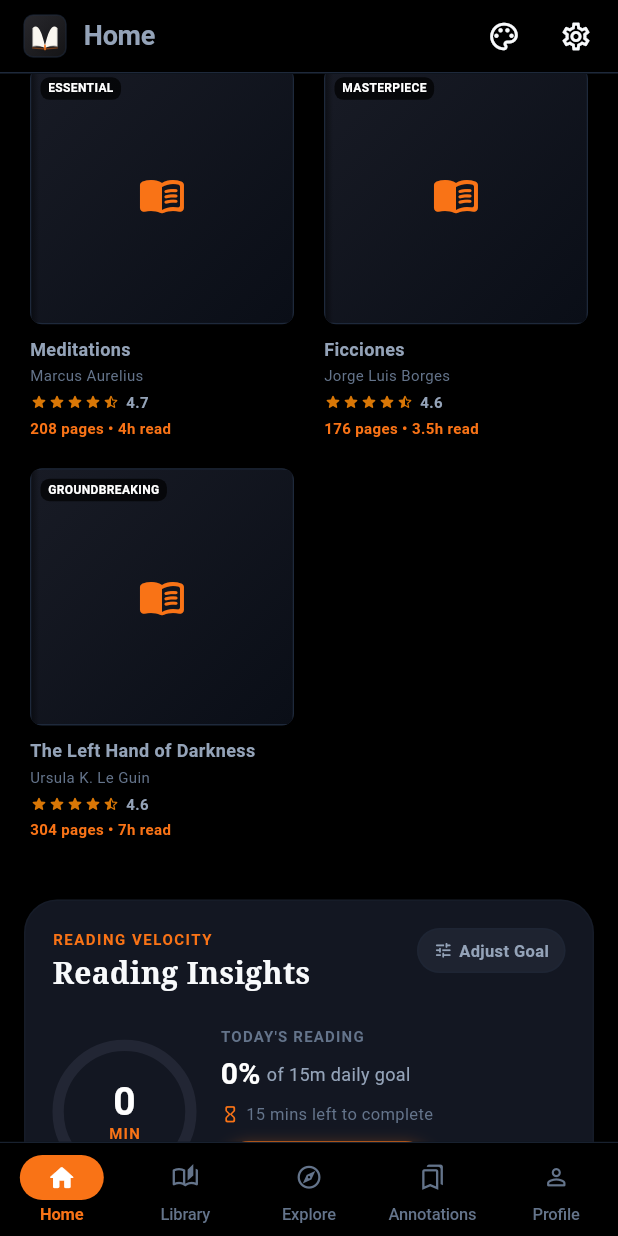
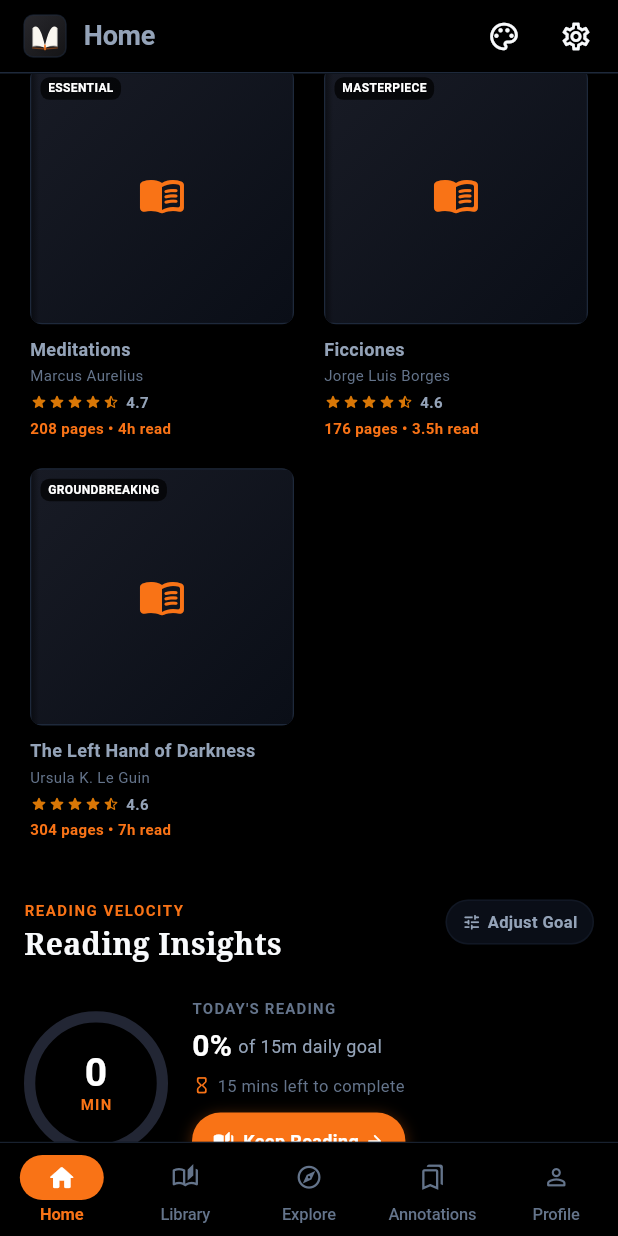
Before and after one commit to lk-03/foliate-android, a Flutter app: the screen it shows after launch, scrolled down 1152 dp, on a phone screen of 412 x 824 dp. Run offline on Flutter 3.47's test engine with Material 3 defaults, Android fonts, the phone set to English and light mode, and no system bars; our stand-ins replace file_picker, flutter_riverpod, shared_preferences, webview_flutter.

Commit message:
style(insights): render reading overview flat without card container

```diff
--- a/lib/components/reading_insights_card.dart
+++ b/lib/components/reading_insights_card.dart
@@ -3,7 +3,7 @@
 import '../models/models.dart';
 import '../theme/theme.dart';
 
-/// Comprehensive reading insights card combining a circular chronometer gauge
+/// Flat reading insights section combining a circular chronometer gauge
 /// for daily reading goals with a 7-day streak consistency tracker and
 /// annual reading challenge bar.
 class ReadingInsightsCard extends StatelessWidget {
@@ -159,28 +159,12 @@
     final targetBooks = habits.yearlyGoalBooks;
     final remainingMinutes = habits.dailyGoalMinutes - habits.todayMinutesRead;
 
-    return Container(
-      margin: const EdgeInsets.symmetric(vertical: 8.0),
-      padding: const EdgeInsets.all(18.0),
-      decoration: BoxDecoration(
-        color: const Color(0xFF131722),
-        borderRadius: BorderRadius.circular(22),
-        border: Border.all(
-          color: colors.border.withValues(alpha: 0.25),
-          width: 1.0,
-        ),
-        boxShadow: [
-          BoxShadow(
-            color: Colors.black.withValues(alpha: 0.35),
-            blurRadius: 16,
-            offset: const Offset(0, 4),
-          ),
-        ],
-      ),
+    return Padding(
+      padding: const EdgeInsets.symmetric(vertical: 8.0),
       child: Column(
         crossAxisAlignment: CrossAxisAlignment.start,
         children: [
-          // 1. Card Header Row: Category Badge + Title & Adjust Goal Action
+          // 1. Header Row: Category Badge + Title & Adjust Goal Action
           Row(
             mainAxisAlignment: MainAxisAlignment.spaceBetween,
             crossAxisAlignment: CrossAxisAlignment.start,
@@ -217,7 +201,7 @@
                   child: Container(
                     padding: const EdgeInsets.symmetric(horizontal: 10, vertical: 6),
                     decoration: BoxDecoration(
-                      color: const Color(0xFF1E2330),
+                      color: colors.inputBackground,
                       borderRadius: BorderRadius.circular(16),
                       border: Border.all(
                         color: colors.border.withValues(alpha: 0.35),
@@ -417,7 +401,7 @@
 
           // 3. Keep Reading Strip (from Bar Version reference)
           if (activeBook != null) ...[
-            const SizedBox(height: 14),
+            const SizedBox(height: 16),
             Material(
               color: Colors.transparent,
               child: InkWell(
@@ -426,10 +410,10 @@
                 child: Container(
                   padding: const EdgeInsets.symmetric(horizontal: 12, vertical: 9),
                   decoration: BoxDecoration(
-                    color: const Color(0xFF161A24),
+                    color: colors.inputBackground,
                     borderRadius: BorderRadius.circular(12),
                     border: Border.all(
-                      color: colors.border.withValues(alpha: 0.2),
+                      color: colors.border.withValues(alpha: 0.25),
                     ),
                   ),
                   child: Row(
@@ -484,23 +468,16 @@
             ),
           ],
 
-          const SizedBox(height: 14),
+          const SizedBox(height: 18),
 
           // 4. Day Streak Section (S M T W T F S with Checkmarks and Streak Flame)
           Material(
             color: Colors.transparent,
             child: InkWell(
               onTap: () => _showDailyGoalDialog(context),
-              borderRadius: BorderRadius.circular(16),
-              child: Container(
-                padding: const EdgeInsets.symmetric(horizontal: 14, vertical: 12),
-                decoration: BoxDecoration(
-                  color: const Color(0xFF151822),
-                  borderRadius: BorderRadius.circular(16),
-                  border: Border.all(
-                    color: colors.border.withValues(alpha: 0.2),
-                  ),
-                ),
+              borderRadius: BorderRadius.circular(14),
+              child: Padding(
+                padding: const EdgeInsets.symmetric(vertical: 4.0),
                 child: Column(
                   children: [
                     // Weekday Letters & Indicators
@@ -521,11 +498,6 @@
                     ),
 
                     const SizedBox(height: 12),
-                    Container(
-                      height: 1,
-                      color: colors.border.withValues(alpha: 0.15),
-                    ),
-                    const SizedBox(height: 10),
 
                     // Streak Flame & Record Summary Row
                     Row(
@@ -585,16 +557,9 @@
             color: Colors.transparent,
             child: InkWell(
               onTap: () => _showYearlyGoalDialog(context),
-              borderRadius: BorderRadius.circular(16),
-              child: Container(
-                padding: const EdgeInsets.all(12),
-                decoration: BoxDecoration(
-                  color: const Color(0xFF151822),
-                  borderRadius: BorderRadius.circular(16),
-                  border: Border.all(
-                    color: colors.border.withValues(alpha: 0.2),
-                  ),
-                ),
+              borderRadius: BorderRadius.circular(14),
+              child: Padding(
+                padding: const EdgeInsets.symmetric(vertical: 4.0),
                 child: Column(
                   crossAxisAlignment: CrossAxisAlignment.start,
                   children: [
@@ -634,7 +599,7 @@
                       borderRadius: BorderRadius.circular(3),
                       child: Container(
                         height: 5,
-                        color: const Color(0xFF222634),
+                        color: colors.border.withValues(alpha: 0.25),
                         alignment: Alignment.centerLeft,
                         child: FractionallySizedBox(
                           widthFactor: habits.yearlyProgressFraction,
@@ -717,7 +682,7 @@
                 : Border.all(
                     color: hasRead
                         ? accentColor
-                        : colors.border.withValues(alpha: 0.15),
+                        : colors.border.withValues(alpha: 0.2),
                     width: 1.0,
                   ),
           ),
```
